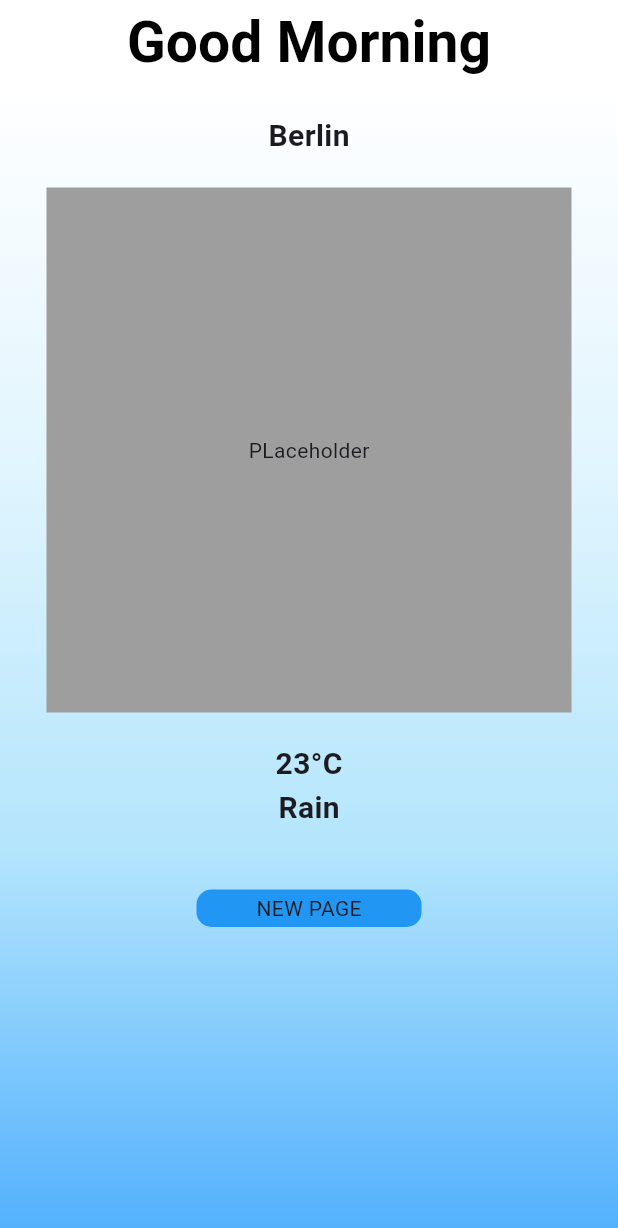
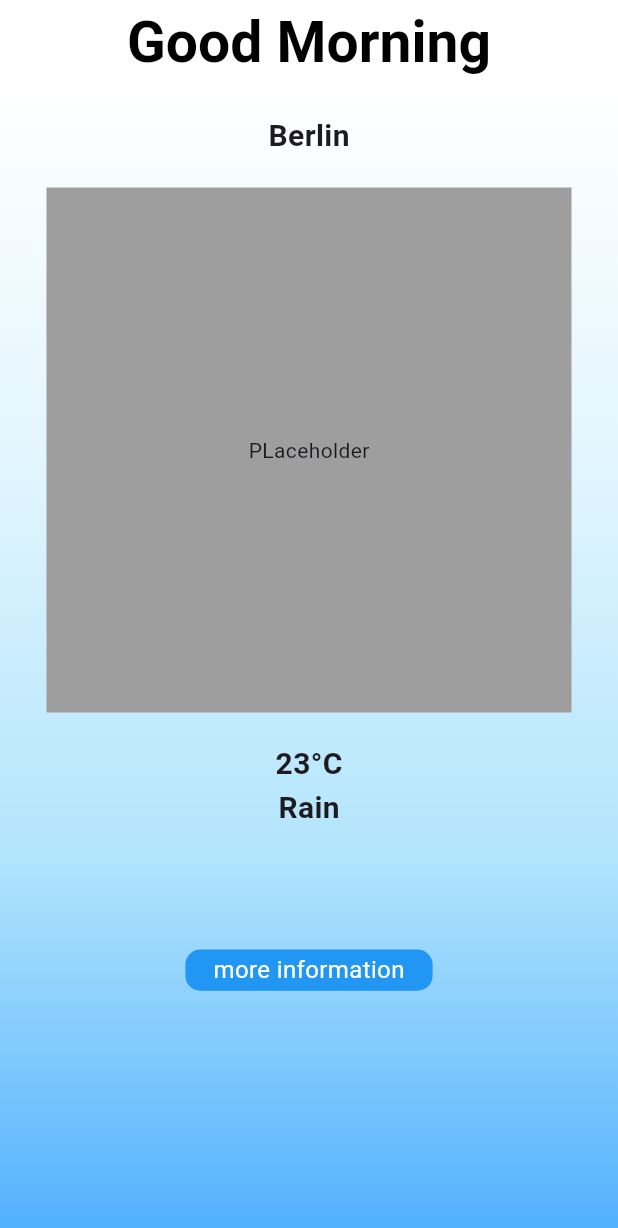
Before and after one commit to Yannick-Apostel/weather-app, a Flutter app: the screen it shows after launch, on a phone screen of 412 x 824 dp. Shown: the top 1228 px of the screen. Run offline on Flutter 3.47's test engine with Material 3 defaults, Android fonts, the phone set to English and light mode, and no system bars.

Commit message:
implemented custom Button

```diff
--- /dev/null
+++ b/weatherapp/lib/presentation/home/widget/actionButton.dart
@@ -0,0 +1,25 @@
+import 'package:flutter/material.dart';
+
+class ActionButton extends StatelessWidget {
+  final String text;
+  final Function callback;
+  const ActionButton({super.key, required this.text, required this.callback});
+
+  @override
+  Widget build(BuildContext context) {
+    final screenSize = MediaQuery.of(context).size;
+    return InkWell(
+      onTap: (){
+        debugPrint('Button pressed');},
+      child: Container(
+        height: screenSize.width/15,
+        width: screenSize.width/2.5,
+        child: Center(child: Text(text, style: TextStyle(fontSize: 16, color: Colors.white),)),
+        decoration: BoxDecoration(
+                  borderRadius: BorderRadius.circular(10),
+                  color: Colors.blue,
+                ),
+      ),
+    );
+  }
+}
--- a/weatherapp/lib/presentation/home/widget/homebody.dart
+++ b/weatherapp/lib/presentation/home/widget/homebody.dart
@@ -1,4 +1,5 @@
 import 'package:flutter/material.dart';
+import 'package:weatherapp/presentation/home/widget/actionButton.dart';
 
 class HomeBody extends StatelessWidget {
   const HomeBody({super.key});
@@ -7,15 +8,23 @@ class HomeBody extends StatelessWidget {
   Widget build(BuildContext context) {
     return Material(
       child: Container(
-        decoration:  BoxDecoration(
-          gradient: LinearGradient(end: Alignment.bottomCenter, begin: Alignment.topCenter ,colors: [Colors.white, Colors.lightBlue[50]!, Colors.lightBlue[100]!, const Color.fromARGB(255, 81, 176, 253)])),
+        decoration: BoxDecoration(
+            gradient: LinearGradient(
+                end: Alignment.bottomCenter,
+                begin: Alignment.topCenter,
+                colors: [
+              Colors.white,
+              Colors.lightBlue[50]!,
+              Colors.lightBlue[100]!,
+              const Color.fromARGB(255, 81, 176, 253)
+            ])),
         child: Column(
           children: [
             const SizedBox(
               height: 20,
             ),
             Container(
-              child: Center(
+              child: const Center(
                 child: Text(
                   'Berlin',
                   style: TextStyle(fontSize: 20, fontWeight: FontWeight.bold),
@@ -29,32 +38,31 @@ class HomeBody extends StatelessWidget {
               width: 350,
               height: 350,
               color: Colors.grey,
-              child: Center(child: Text('PLaceholder')),
+              child: const Center(child: Text('PLaceholder')),
             ),
             const SizedBox(
               height: 20,
             ),
             Container(
-              child: Text("23°C",
+              child: const Text("23°C",
                   style: TextStyle(fontSize: 20, fontWeight: FontWeight.bold)),
             ),
             Container(
-              child: Text("Rain",
+              child: const Text("Rain",
                   style: TextStyle(fontSize: 20, fontWeight: FontWeight.bold)),
             ),
             const SizedBox(
               height: 40,
             ),
+
+            const SizedBox(
+              height: 40,
+            ),
             Container(
-              width: 150,
-              height: 25,
-
-              child: Center(child: Text('NEW PAGE')),
-              decoration: BoxDecoration(
-                borderRadius: BorderRadius.circular(10),
-                color: Colors.blue,
-              ),
-            )
+                child: ActionButton(
+              text: 'more information',
+              callback: () {},
+            ))
           ],
         ),
       ),
```
